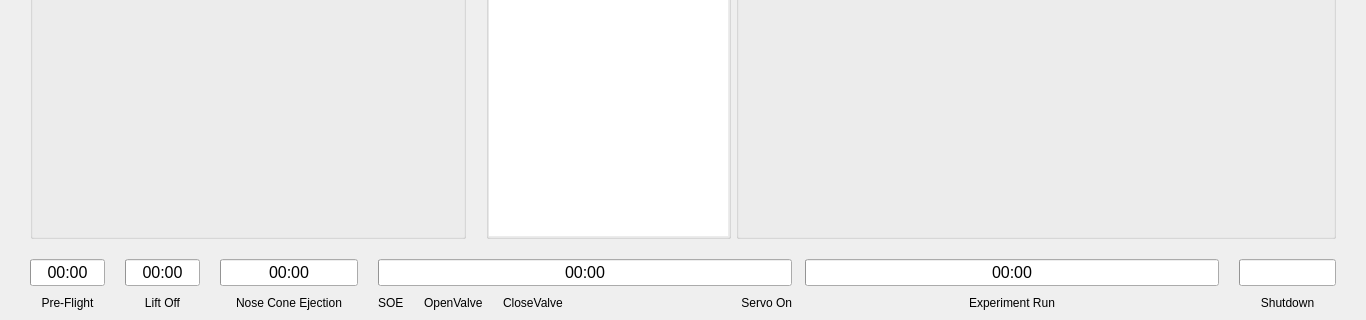
First picture: the form in MEEGA-Groundstation/UI-Files/MEEGA_mainWindow.ui, repository JanNiklasJuedt/MEEGA-Software, before the edit; both pictures show x 0 to 1366 and y 497 to 817 of the 1366 by 817 pixel window.
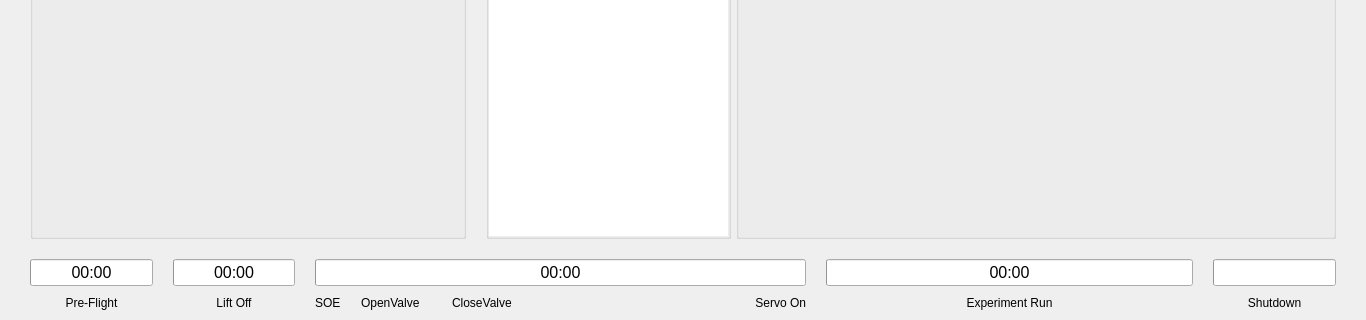
Second picture: the form after the edit. Icons and pictures are not drawn.

Commit message: updated progress bars for latest time schedule

What changed in the file:
```diff
--- a/MEEGA-Groundstation/UI-Files/MEEGA_mainWindow.ui
+++ b/MEEGA-Groundstation/UI-Files/MEEGA_mainWindow.ui
@@ -1829,7 +1829,7 @@
      </layout>
     </item>
     <item row="1" column="0" colspan="2">
-     <layout class="QGridLayout" name="layout_progressbars" columnstretch="4,1,4,1,10,1,0,0,30,0,0,1,30,1,4">
+     <layout class="QGridLayout" name="layout_progressbars" columnstretch="4,0,4,0,16,0,12,0,4">
       <property name="sizeConstraint">
        <enum>QLayout::SizeConstraint::SetDefaultConstraint</enum>
       </property>
@@ -1845,26 +1845,7 @@
       <property name="verticalSpacing">
        <number>10</number>
       </property>
-      <item row="1" column="2">
-       <widget class="QLabel" name="label_LO">
-        <property name="sizePolicy">
-         <sizepolicy hsizetype="Minimum" vsizetype="Fixed">
-          <horstretch>0</horstretch>
-          <verstretch>0</verstretch>
-         </sizepolicy>
-        </property>
-        <property name="locale">
-         <locale language="English" country="Germany"/>
-        </property>
-        <property name="text">
-         <string>Lift Off</string>
-        </property>
-        <property name="alignment">
-         <set>Qt::AlignmentFlag::AlignCenter</set>
-        </property>
-       </widget>
-      </item>
-      <item row="0" column="12">
+      <item row="0" column="6">
        <widget class="QProgressBar" name="progressBar_ER">
         <property name="sizePolicy">
          <sizepolicy hsizetype="MinimumExpanding" vsizetype="Fixed">
@@ -1906,72 +1887,17 @@
         </property>
        </widget>
       </item>
-      <item row="1" column="0">
-       <widget class="QLabel" name="label_PF">
-        <property name="sizePolicy">
-         <sizepolicy hsizetype="Minimum" vsizetype="Fixed">
-          <horstretch>0</horstretch>
-          <verstretch>0</verstretch>
-         </sizepolicy>
-        </property>
-        <property name="locale">
-         <locale language="English" country="Germany"/>
-        </property>
-        <property name="text">
-         <string>Pre-Flight</string>
-        </property>
-        <property name="alignment">
-         <set>Qt::AlignmentFlag::AlignCenter</set>
-        </property>
-       </widget>
-      </item>
-      <item row="0" column="0">
-       <widget class="QProgressBar" name="progressBar_PF">
-        <property name="sizePolicy">
-         <sizepolicy hsizetype="MinimumExpanding" vsizetype="Fixed">
-          <horstretch>1</horstretch>
-          <verstretch>0</verstretch>
-         </sizepolicy>
-        </property>
-        <property name="minimumSize">
-         <size>
-          <width>75</width>
-          <height>0</height>
-         </size>
-        </property>
-        <property name="font">
-         <font>
-          <family>Arial</family>
-          <pointsize>12</pointsize>
-          <italic>false</italic>
-          <bold>false</bold>
-          <underline>false</underline>
-          <strikeout>false</strikeout>
-          <kerning>true</kerning>
-         </font>
-        </property>
-        <property name="locale">
-         <locale language="English" country="Germany"/>
-        </property>
-        <property name="value">
-         <number>0</number>
-        </property>
-        <property name="alignment">
-         <set>Qt::AlignmentFlag::AlignCenter</set>
-        </property>
-        <property name="format">
-         <string>00:00</string>
-        </property>
-       </widget>
-      </item>
-      <item row="0" column="11">
-       <spacer name="horizontalSpacer_4">
+      <item row="0" column="7">
+       <spacer name="horizontalSpacer_9">
         <property name="locale">
          <locale language="English" country="Germany"/>
         </property>
         <property name="orientation">
          <enum>Qt::Orientation::Horizontal</enum>
         </property>
+        <property name="sizeType">
+         <enum>QSizePolicy::Policy::MinimumExpanding</enum>
+        </property>
         <property name="sizeHint" stdset="0">
          <size>
           <width>20</width>
@@ -1980,55 +1906,7 @@
         </property>
        </spacer>
       </item>
-      <item row="0" column="14">
-       <widget class="QProgressBar" name="progressBar_SD">
-        <property name="sizePolicy">
-         <sizepolicy hsizetype="MinimumExpanding" vsizetype="Fixed">
-          <horstretch>1</horstretch>
-          <verstretch>0</verstretch>
-         </sizepolicy>
-        </property>
-        <property name="minimumSize">
-         <size>
-          <width>75</width>
-          <height>0</height>
-         </size>
-        </property>
-        <property name="baseSize">
-         <size>
-          <width>97</width>
-          <height>0</height>
-         </size>
-        </property>
-        <property name="font">
-         <font>
-          <family>Arial</family>
-          <pointsize>12</pointsize>
-          <italic>false</italic>
-          <bold>false</bold>
-          <underline>false</underline>
-          <strikeout>false</strikeout>
-          <kerning>true</kerning>
-         </font>
-        </property>
-        <property name="locale">
-         <locale language="English" country="Germany"/>
-        </property>
-        <property name="value">
-         <number>0</number>
-        </property>
-        <property name="alignment">
-         <set>Qt::AlignmentFlag::AlignCenter</set>
-        </property>
-        <property name="textVisible">
-         <bool>false</bool>
-        </property>
-        <property name="format">
-         <string>00:00</string>
-        </property>
-       </widget>
-      </item>
-      <item row="1" column="14">
+      <item row="1" column="8">
        <widget class="QLabel" name="label_SD">
         <property name="sizePolicy">
          <sizepolicy hsizetype="Minimum" vsizetype="Preferred">
@@ -2053,36 +1931,27 @@
         </property>
        </widget>
       </item>
-      <item row="0" column="5">
-       <spacer name="horizontalSpacer">
-        <property name="locale">
-         <locale language="English" country="Germany"/>
+      <item row="1" column="6">
+       <widget class="QLabel" name="label_3">
+        <property name="text">
+         <string>Experiment Run</string>
         </property>
-        <property name="orientation">
-         <enum>Qt::Orientation::Horizontal</enum>
+        <property name="alignment">
+         <set>Qt::AlignmentFlag::AlignCenter</set>
         </property>
-        <property name="sizeType">
-         <enum>QSizePolicy::Policy::MinimumExpanding</enum>
-        </property>
-        <property name="sizeHint" stdset="0">
-         <size>
-          <width>20</width>
-          <height>20</height>
-         </size>
-        </property>
-       </spacer>
+       </widget>
       </item>
-      <item row="0" column="4">
-       <widget class="QProgressBar" name="progressBar_SODS">
+      <item row="0" column="2">
+       <widget class="QProgressBar" name="progressBar_LO">
         <property name="sizePolicy">
          <sizepolicy hsizetype="MinimumExpanding" vsizetype="Fixed">
-          <horstretch>5</horstretch>
+          <horstretch>1</horstretch>
           <verstretch>0</verstretch>
          </sizepolicy>
         </property>
         <property name="minimumSize">
          <size>
-          <width>50</width>
+          <width>75</width>
           <height>0</height>
          </size>
         </property>
@@ -2100,21 +1969,21 @@
         <property name="locale">
          <locale language="English" country="Germany"/>
         </property>
-        <property name="minimum">
-         <number>0</number>
-        </property>
         <property name="value">
          <number>0</number>
         </property>
         <property name="alignment">
          <set>Qt::AlignmentFlag::AlignCenter</set>
         </property>
+        <property name="textVisible">
+         <bool>true</bool>
+        </property>
         <property name="format">
          <string>00:00</string>
         </property>
        </widget>
       </item>
-      <item row="1" column="8">
+      <item row="1" column="4">
        <layout class="QHBoxLayout" name="horizontalLayout" stretch="2,5,20,1">
         <property name="spacing">
          <number>20</number>
@@ -2170,6 +2039,25 @@
         </item>
        </layout>
       </item>
+      <item row="0" column="1">
+       <spacer name="horizontalSpacer_5">
+        <property name="locale">
+         <locale language="English" country="Germany"/>
+        </property>
+        <property name="orientation">
+         <enum>Qt::Orientation::Horizontal</enum>
+        </property>
+        <property name="sizeType">
+         <enum>QSizePolicy::Policy::MinimumExpanding</enum>
+        </property>
+        <property name="sizeHint" stdset="0">
+         <size>
+          <width>20</width>
+          <height>20</height>
+         </size>
+        </property>
+       </spacer>
+      </item>
       <item row="0" column="3">
        <spacer name="horizontalSpacer_3">
         <property name="locale">
@@ -2189,7 +2077,7 @@
         </property>
        </spacer>
       </item>
-      <item row="0" column="8">
+      <item row="0" column="4">
        <widget class="QProgressBar" name="progressBar_SOE">
         <property name="sizePolicy">
          <sizepolicy hsizetype="Minimum" vsizetype="Fixed">
@@ -2228,17 +2116,53 @@
         </property>
        </widget>
       </item>
-      <item row="0" column="1">
-       <spacer name="horizontalSpacer_5">
+      <item row="0" column="0">
+       <widget class="QProgressBar" name="progressBar_PF">
+        <property name="sizePolicy">
+         <sizepolicy hsizetype="MinimumExpanding" vsizetype="Fixed">
+          <horstretch>1</horstretch>
+          <verstretch>0</verstretch>
+         </sizepolicy>
+        </property>
+        <property name="minimumSize">
+         <size>
+          <width>75</width>
+          <height>0</height>
+         </size>
+        </property>
+        <property name="font">
+         <font>
+          <family>Arial</family>
+          <pointsize>12</pointsize>
+          <italic>false</italic>
+          <bold>false</bold>
+          <underline>false</underline>
+          <strikeout>false</strikeout>
+          <kerning>true</kerning>
+         </font>
+        </property>
+        <property name="locale">
+         <locale language="English" country="Germany"/>
+        </property>
+        <property name="value">
+         <number>0</number>
+        </property>
+        <property name="alignment">
+         <set>Qt::AlignmentFlag::AlignCenter</set>
+        </property>
+        <property name="format">
+         <string>00:00</string>
+        </property>
+       </widget>
+      </item>
+      <item row="0" column="5">
+       <spacer name="horizontalSpacer_4">
         <property name="locale">
          <locale language="English" country="Germany"/>
         </property>
         <property name="orientation">
          <enum>Qt::Orientation::Horizontal</enum>
         </property>
-        <property name="sizeType">
-         <enum>QSizePolicy::Policy::MinimumExpanding</enum>
-        </property>
         <property name="sizeHint" stdset="0">
          <size>
           <width>20</width>
@@ -2247,36 +2171,8 @@
         </property>
        </spacer>
       </item>
-      <item row="1" column="4">
-       <widget class="QLabel" name="label_SODS">
-        <property name="sizePolicy">
-         <sizepolicy hsizetype="MinimumExpanding" vsizetype="Fixed">
-          <horstretch>0</horstretch>
-          <verstretch>0</verstretch>
-         </sizepolicy>
-        </property>
-        <property name="minimumSize">
-         <size>
-          <width>127</width>
-          <height>0</height>
-         </size>
-        </property>
-        <property name="layoutDirection">
-         <enum>Qt::LayoutDirection::LeftToRight</enum>
-        </property>
-        <property name="locale">
-         <locale language="English" country="Germany"/>
-        </property>
-        <property name="text">
-         <string>Nose Cone Ejection</string>
-        </property>
-        <property name="alignment">
-         <set>Qt::AlignmentFlag::AlignCenter</set>
-        </property>
-       </widget>
-      </item>
-      <item row="0" column="2">
-       <widget class="QProgressBar" name="progressBar_LO">
+      <item row="0" column="8">
+       <widget class="QProgressBar" name="progressBar_SD">
         <property name="sizePolicy">
          <sizepolicy hsizetype="MinimumExpanding" vsizetype="Fixed">
           <horstretch>1</horstretch>
@@ -2289,6 +2185,12 @@
           <height>0</height>
          </size>
         </property>
+        <property name="baseSize">
+         <size>
+          <width>97</width>
+          <height>0</height>
+         </size>
+        </property>
         <property name="font">
          <font>
           <family>Arial</family>
@@ -2310,36 +2212,45 @@
          <set>Qt::AlignmentFlag::AlignCenter</set>
         </property>
         <property name="textVisible">
-         <bool>true</bool>
+         <bool>false</bool>
         </property>
         <property name="format">
          <string>00:00</string>
         </property>
        </widget>
       </item>
-      <item row="0" column="13">
-       <spacer name="horizontalSpacer_9">
+      <item row="1" column="2">
+       <widget class="QLabel" name="label_LO">
+        <property name="sizePolicy">
+         <sizepolicy hsizetype="Minimum" vsizetype="Fixed">
+          <horstretch>0</horstretch>
+          <verstretch>0</verstretch>
+         </sizepolicy>
+        </property>
         <property name="locale">
          <locale language="English" country="Germany"/>
         </property>
-        <property name="orientation">
-         <enum>Qt::Orientation::Horizontal</enum>
+        <property name="text">
+         <string>Lift Off</string>
         </property>
-        <property name="sizeType">
-         <enum>QSizePolicy::Policy::MinimumExpanding</enum>
+        <property name="alignment">
+         <set>Qt::AlignmentFlag::AlignCenter</set>
         </property>
-        <property name="sizeHint" stdset="0">
-         <size>
-          <width>20</width>
-          <height>20</height>
-         </size>
-        </property>
-       </spacer>
+       </widget>
       </item>
-      <item row="1" column="12">
-       <widget class="QLabel" name="label_3">
+      <item row="1" column="0">
+       <widget class="QLabel" name="label_PF">
+        <property name="sizePolicy">
+         <sizepolicy hsizetype="Minimum" vsizetype="Fixed">
+          <horstretch>0</horstretch>
+          <verstretch>0</verstretch>
+         </sizepolicy>
+        </property>
+        <property name="locale">
+         <locale language="English" country="Germany"/>
+        </property>
         <property name="text">
-         <string>Experiment Run</string>
+         <string>Pre-Flight</string>
         </property>
         <property name="alignment">
          <set>Qt::AlignmentFlag::AlignCenter</set>
```
The commit also changes 2 other files.
